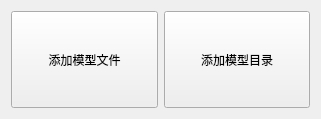
First picture: the form in miniSlicer/Slicer/Base/QTGUI/Resources/UI/qSlicerModelsDialog.ui, repository jiaqiwang969/Slicer, before the edit.
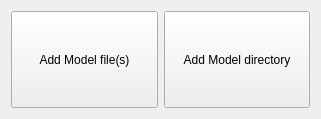
Second picture: the form after the edit.

```diff
--- a/miniSlicer/Slicer/Base/QTGUI/Resources/UI/qSlicerModelsDialog.ui
+++ b/miniSlicer/Slicer/Base/QTGUI/Resources/UI/qSlicerModelsDialog.ui
@@ -22,7 +22,7 @@
       </sizepolicy>
      </property>
      <property name="text">
-      <string>添加模型文件</string>
+      <string>Add Model file(s)</string>
      </property>
      <property name="iconSize">
       <size>
@@ -44,7 +44,7 @@
       </sizepolicy>
      </property>
      <property name="text">
-      <string>添加模型目录</string>
+      <string>Add Model directory</string>
      </property>
      <property name="iconSize">
       <size>
```
Left out of the diff: 7 changed lines with no effect on the pictures.
